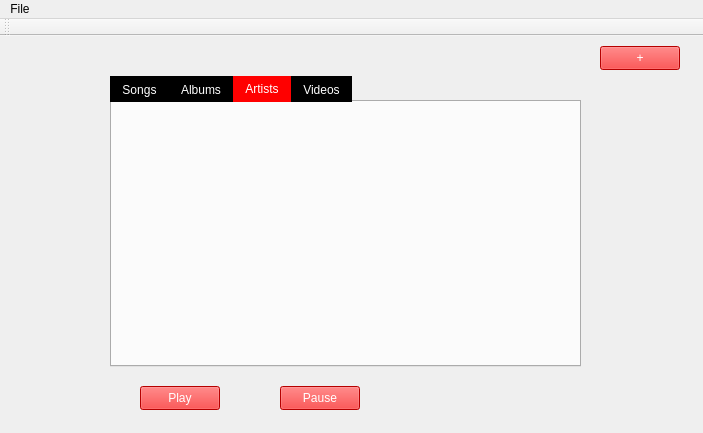
Above: mainwindow.ui from philipscode/MusLib before the change. Below: the same form after it.
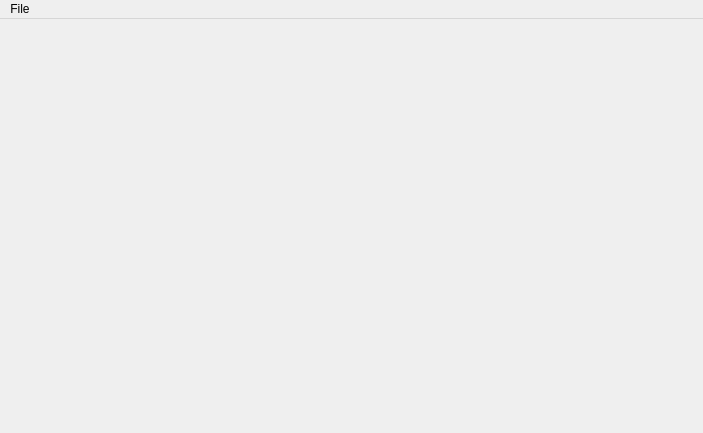
That is the form after the change.

Patch:
```diff
--- a/mainwindow.ui
+++ b/mainwindow.ui
@@ -14,7 +14,11 @@
    <string>MainWindow</string>
   </property>
   <property name="styleSheet">
-   <string notr="true">QTabBar::tab{
+   <string notr="true">QTabBar {
+border: 1px solid black;
+}
+
+QTabBar::tab{
 color:white;
 }
 
@@ -36,91 +40,14 @@
 
 QPushButton:pressed {
 background-color:black;
-}</string>
+}
+
+QLineEdit {
+color: black;
+}
+</string>
   </property>
-  <widget class="QWidget" name="centralWidget">
-   <widget class="QTabWidget" name="tabWidget">
-    <property name="geometry">
-     <rect>
-      <x>110</x>
-      <y>40</y>
-      <width>471</width>
-      <height>291</height>
-     </rect>
-    </property>
-    <property name="styleSheet">
-     <string notr="true"/>
-    </property>
-    <property name="tabPosition">
-     <enum>QTabWidget::North</enum>
-    </property>
-    <property name="currentIndex">
-     <number>2</number>
-    </property>
-    <property name="elideMode">
-     <enum>Qt::ElideNone</enum>
-    </property>
-    <widget class="QWidget" name="tab">
-     <attribute name="title">
-      <string>Songs</string>
-     </attribute>
-    </widget>
-    <widget class="QWidget" name="tab_2">
-     <attribute name="title">
-      <string>Albums</string>
-     </attribute>
-    </widget>
-    <widget class="QWidget" name="tab_3">
-     <attribute name="title">
-      <string>Artists</string>
-     </attribute>
-    </widget>
-    <widget class="QWidget" name="tab_4">
-     <attribute name="title">
-      <string>Videos</string>
-     </attribute>
-    </widget>
-   </widget>
-   <widget class="QPushButton" name="playButton">
-    <property name="geometry">
-     <rect>
-      <x>140</x>
-      <y>350</y>
-      <width>80</width>
-      <height>24</height>
-     </rect>
-    </property>
-    <property name="text">
-     <string>Play</string>
-    </property>
-   </widget>
-   <widget class="QPushButton" name="pauseButton">
-    <property name="geometry">
-     <rect>
-      <x>280</x>
-      <y>350</y>
-      <width>80</width>
-      <height>24</height>
-     </rect>
-    </property>
-    <property name="text">
-     <string>Pause</string>
-    </property>
-   </widget>
-   <widget class="QPushButton" name="addButton">
-    <property name="geometry">
-     <rect>
-      <x>600</x>
-      <y>10</y>
-      <width>80</width>
-      <height>24</height>
-     </rect>
-    </property>
-    <property name="text">
-     <string>+</string>
-    </property>
-   </widget>
-  </widget>
+  <widget class="QWidget" name="centralWidget"/>
   <widget class="QMenuBar" name="menuBar">
    <property name="geometry">
     <rect>
@@ -137,14 +64,6 @@
    </widget>
    <addaction name="menuFile"/>
   </widget>
-  <widget class="QToolBar" name="mainToolBar">
-   <attribute name="toolBarArea">
-    <enum>TopToolBarArea</enum>
-   </attribute>
-   <attribute name="toolBarBreak">
-    <bool>false</bool>
-   </attribute>
-  </widget>
  </widget>
  <layoutdefault spacing="6" margin="11"/>
  <resources/>
```
